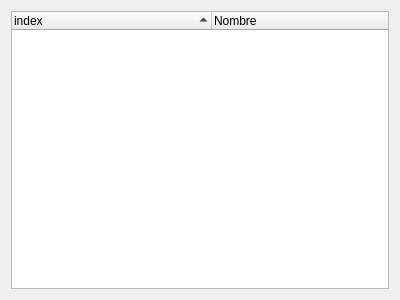
Qt form ui/markets.ui (soker90/betcon) before a commit.
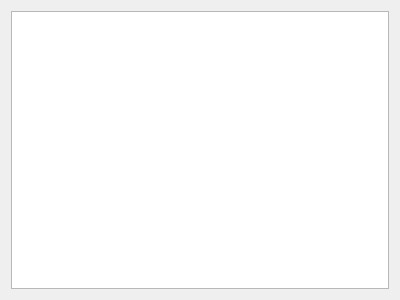
The same form after that commit.

Commit message: feat: modernize UI — dark/light themes, Qt icons, QTableView migration

The edit to the form file:
```diff
--- a/ui/markets.ui
+++ b/ui/markets.ui
@@ -15,26 +15,19 @@
   </property>
   <layout class="QVBoxLayout" name="verticalLayout">
    <item>
-    <widget class="QTreeWidget" name="treeMain">
+    <widget class="QTableView" name="treeMain">
      <property name="sortingEnabled">
       <bool>true</bool>
      </property>
-     <attribute name="headerDefaultSectionSize">
-      <number>200</number>
-     </attribute>
-     <attribute name="headerShowSortIndicator" stdset="0">
+     <property name="selectionBehavior">
+      <enum>QAbstractItemView::SelectRows</enum>
+     </property>
+     <property name="alternatingRowColors">
       <bool>true</bool>
-     </attribute>
-     <column>
-      <property name="text">
-       <string>index</string>
-      </property>
-     </column>
-     <column>
-      <property name="text">
-       <string>Nombre</string>
-      </property>
-     </column>
+     </property>
+     <property name="showGrid">
+      <bool>false</bool>
+     </property>
     </widget>
    </item>
   </layout>
```
The commit also changes 26 other files.
